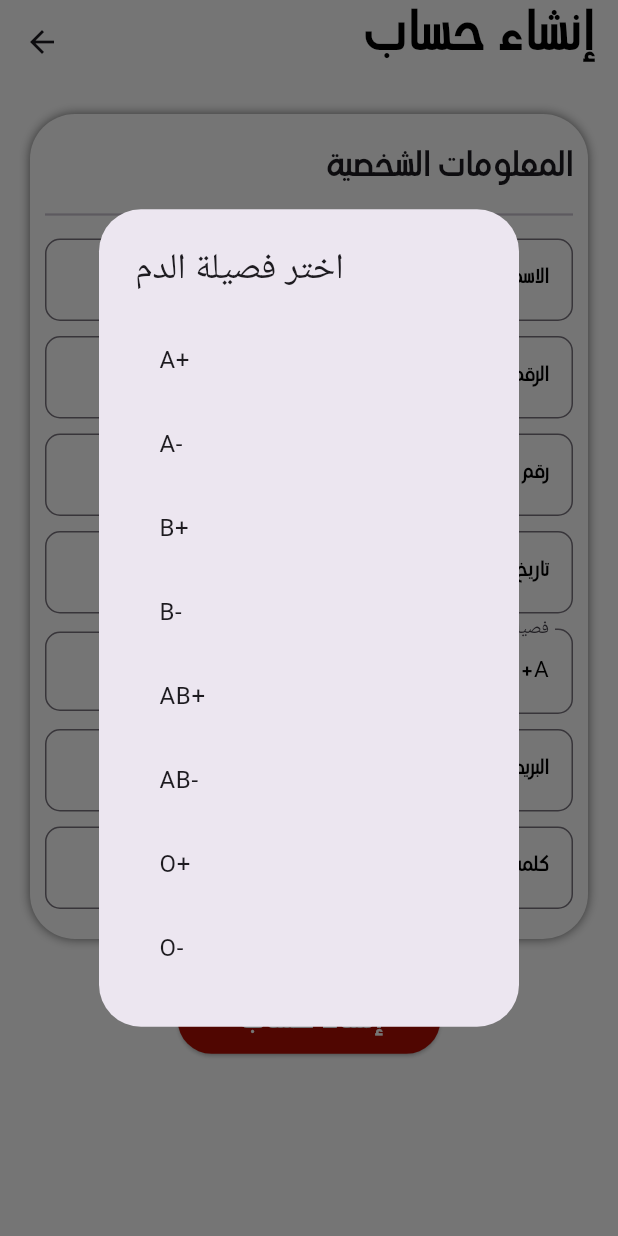
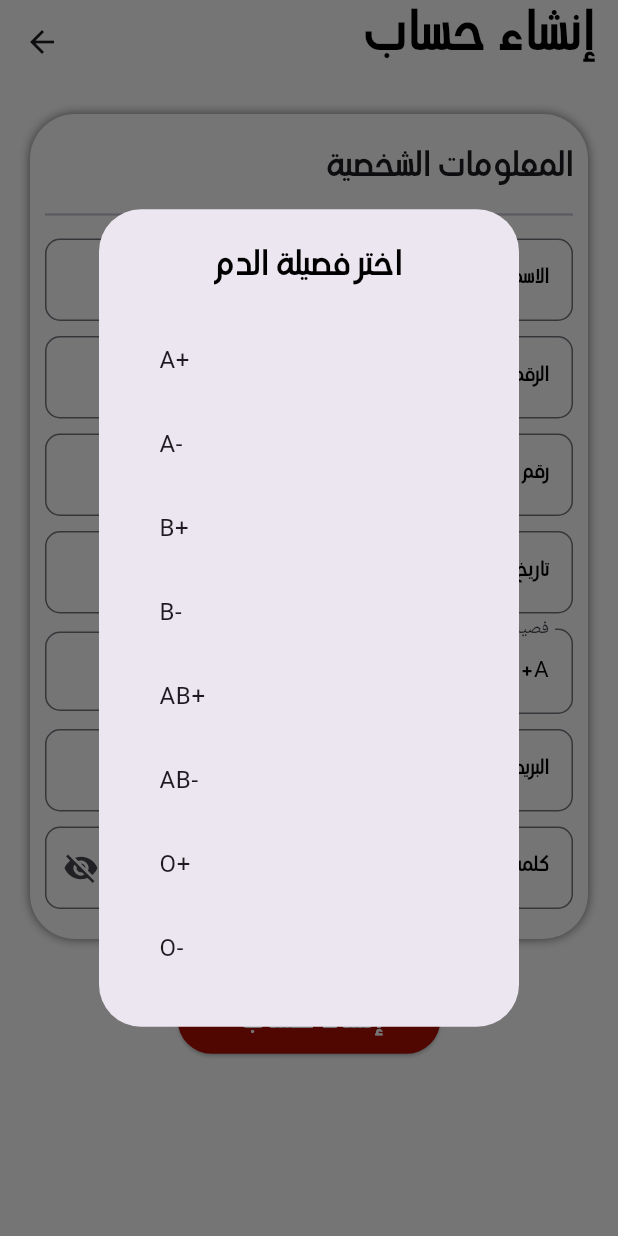
Before and after one commit to Kreatbox/iithar, a Flutter app: the SignupScreen screen opened by its route, after a tap on "A+", on a phone screen of 412 x 824 dp. Run offline on Flutter 3.47's test engine with Material 3 defaults, Android fonts, the phone set to English and light mode, and no system bars; our stand-ins replace cloud_firestore, firebase_auth, firebase_core, flutter_map, get, latlong2 and 3 more; accounts and stored records are empty.

Commit message:
تعديلات بالتنسيق

```diff
--- a/lib/screens/accounts/signup_screen.dart
+++ b/lib/screens/accounts/signup_screen.dart
@@ -23,7 +23,8 @@ class SignupScreenState extends State<SignupScreen> {
   final _ssidController = TextEditingController();
   final _birthDateController = TextEditingController();
 
-  // Ensure default values exist in the dropdown lists
+  bool _isPasswordVisible = false;
+
   final List<String> _bloodTypes = [
     'A+',
     'A-',
@@ -36,14 +37,12 @@ class SignupScreenState extends State<SignupScreen> {
   ];
   final List<String> _genderTypes = ['ذكر', 'انثى'];
 
-  // Default values
   String _selectedBloodType = 'A+';
-  String _selectedGenderType = 'ذكر';
+  String _selectedGenderType = 'ذكر,';
 
   @override
   void initState() {
     super.initState();
-    // Verify default values
     if (!_bloodTypes.contains(_selectedBloodType)) {
       _selectedBloodType = _bloodTypes.first;
     }
@@ -54,7 +53,6 @@ class SignupScreenState extends State<SignupScreen> {
 
   @override
   void dispose() {
-    // Dispose controllers when the page is disposed
     _firstNameController.dispose();
     _lastNameController.dispose();
     _emailController.dispose();
@@ -70,7 +68,11 @@ class SignupScreenState extends State<SignupScreen> {
       context: context,
       builder: (BuildContext context) {
         return AlertDialog(
-          title: const Text('اختر الجنس'),
+          title: const Text('اختر الجنس',textAlign: TextAlign.center,
+                        style: TextStyle(
+                            fontFamily: 'HSI',
+                            fontSize: 25,
+                            color: Colors.black),),
           content: Column(
             mainAxisSize: MainAxisSize.min,
             children: _genderTypes.map((gender) {
@@ -98,7 +100,11 @@ class SignupScreenState extends State<SignupScreen> {
       context: context,
       builder: (BuildContext context) {
         return AlertDialog(
-          title: const Text('اختر فصيلة الدم'),
+          title: const Text('اختر فصيلة الدم', textAlign: TextAlign.center,
+                        style: TextStyle(
+                            fontFamily: 'HSI',
+                            fontSize: 25,
+                            color: Colors.black),),
           content: Column(
             mainAxisSize: MainAxisSize.min,
             children: _bloodTypes.map((bloodType) {
@@ -191,9 +197,7 @@ class SignupScreenState extends State<SignupScreen> {
                       'يرجى إدخال بريدك الإلكتروني',
                       isEmail: true),
                   const SizedBox(height: 10),
-                  _buildTextField(_passwordController, 'كلمة المرور',
-                      'يرجى إدخال كلمة المرور',
-                      isPassword: true),
+                  _buildPasswordTextField(), // Use the new password field
                   const SizedBox(height: 10),
                 ]),
                 const SizedBox(height: 30),
@@ -209,7 +213,6 @@ class SignupScreenState extends State<SignupScreen> {
                       ? null
                       : () async {
                           if (_formKey.currentState!.validate()) {
-                            // Create a new account
                             setState(() {
                               _isButtonDisabled = true;
                             });
@@ -220,7 +223,6 @@ class SignupScreenState extends State<SignupScreen> {
                                 password: _passwordController.text,
                               );
 
-                              // Save user data in Firestore
                               await FirebaseFirestore.instance
                                   .collection('users')
                                   .doc(userCredential.user!.uid)
@@ -235,13 +237,11 @@ class SignupScreenState extends State<SignupScreen> {
                                 'genderType': _selectedGenderType,
                               });
 
-                              // Navigate to the donation form screen
                               Navigator.pushReplacementNamed(context, '/form');
                             } catch (e) {
                               if (kDebugMode) {
                                 print('فشل إنشاء الحساب: ${e.toString()}');
                               }
-                              // Show error message to the user
                               ScaffoldMessenger.of(context).showSnackBar(
                                 const SnackBar(
                                     content: Text('فشل إنشاء الحساب')),
@@ -267,10 +267,51 @@ class SignupScreenState extends State<SignupScreen> {
     );
   }
 
+  Widget _buildPasswordTextField() {
+    return Directionality(
+      textDirection: TextDirection.rtl,
+      child: TextFormField(
+        textAlign: TextAlign.right,
+        controller: _passwordController,
+        obscureText: !_isPasswordVisible,
+        style: const TextStyle(
+          fontFamily: 'HSI',
+          fontSize: 15,
+          color: Colors.black,
+        ),
+        decoration: InputDecoration(
+          labelStyle: const TextStyle(
+            fontFamily: 'HSI',
+            fontSize: 15,
+            color: Colors.black,
+          ),
+          labelText: 'كلمة المرور',
+          border: OutlineInputBorder(borderRadius: BorderRadius.circular(10)),
+          alignLabelWithHint: true,
+          suffixIcon: IconButton(
+            icon: Icon(
+              _isPasswordVisible ? Icons.visibility : Icons.visibility_off,
+            ),
+            onPressed: () {
+              setState(() {
+                _isPasswordVisible = !_isPasswordVisible;
+              });
+            },
+          ),
+        ),
+        validator: (value) {
+          if (value == null || value.isEmpty) {
+            return 'يرجى إدخال كلمة المرور';
+          }
+          return null;
+        },
+      ),
+    );
+  }
+
   Widget _buildTextField(
       TextEditingController controller, String labelText, String errorText,
       {bool isEmail = false,
-      bool isPassword = false,
       bool isPhone = false,
       bool isNumber = false,
       bool isDate = false}) {
@@ -294,7 +335,6 @@ class SignupScreenState extends State<SignupScreen> {
             border: OutlineInputBorder(borderRadius: BorderRadius.circular(10)),
             alignLabelWithHint: true,
           ),
-          obscureText: isPassword,
           keyboardType: isEmail
               ? TextInputType.emailAddress
               : isPhone
```
Also changed, not shown: lib/screens/accounts/login_screen.dart (+17 -12 lines), lib/screens/accounts/my_request.dart (+3 -8 lines), lib/screens/appointment_booking.dart (+63 -15 lines).
